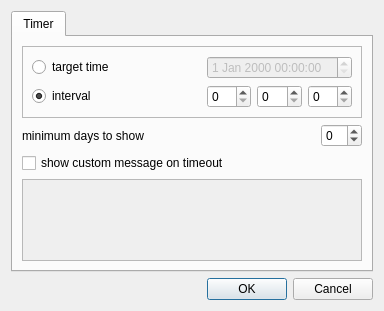
Qt form plugins/countdown_timer/gui/settings_dialog.ui (Kolcha/DigitalClock4) before a commit.
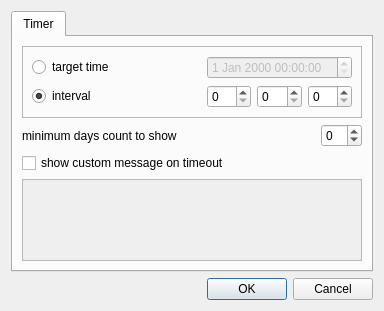
The same form after that commit.

The edit to the form file:
```diff
--- a/plugins/countdown_timer/gui/settings_dialog.ui
+++ b/plugins/countdown_timer/gui/settings_dialog.ui
@@ -103,7 +103,7 @@
          <item>
           <widget class="QLabel" name="min_days_label">
            <property name="text">
-            <string>minimum days to show</string>
+            <string>minimum days count to show</string>
            </property>
            <property name="buddy">
             <cstring>min_days_edit</cstring>
```
